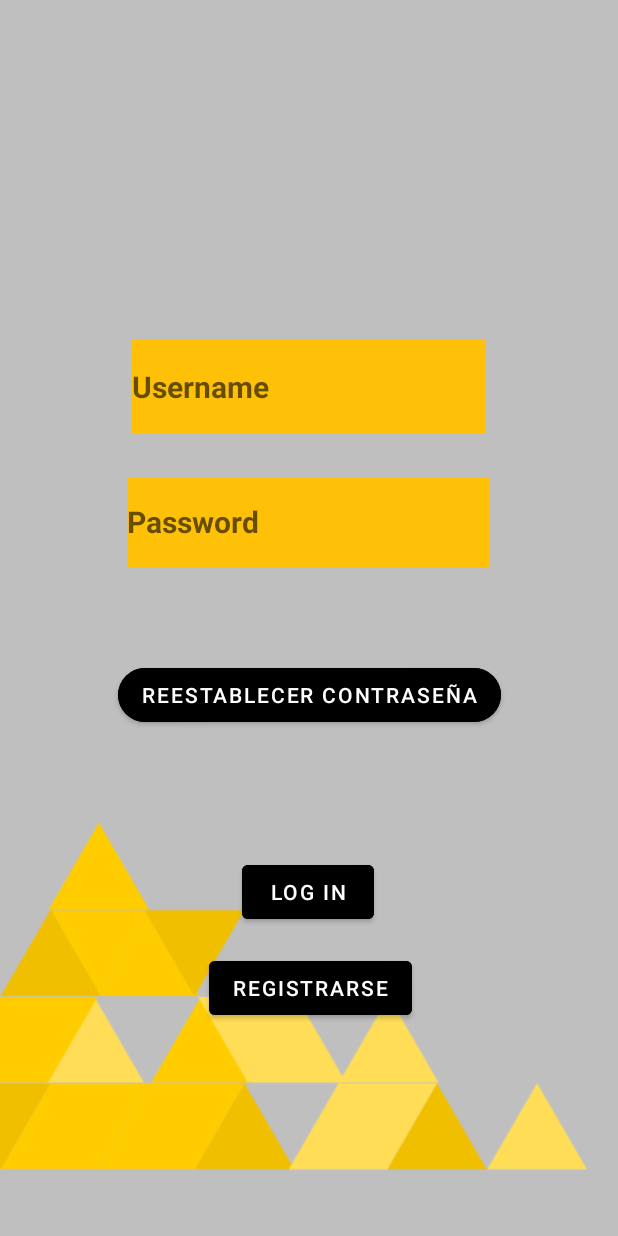
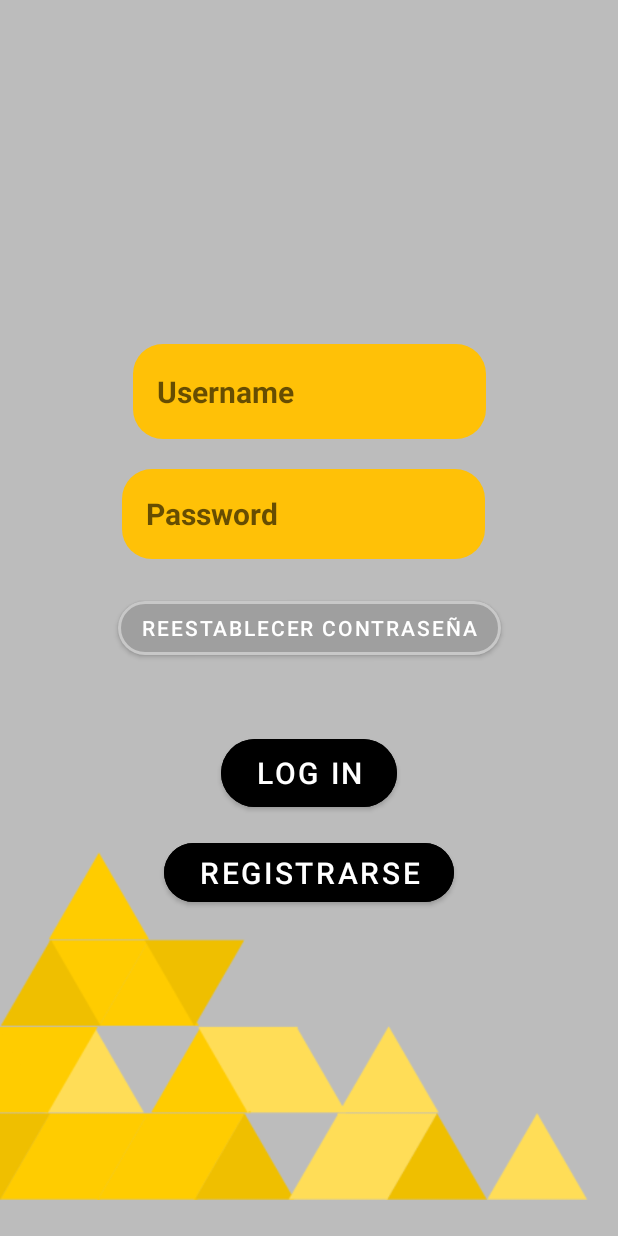
Before and after one commit to NicoBer28/2023-ProyectoFinal-Bergerman-Mombelli-Laperne-Umansky-Rakowszczyk, an Android app: the layout fragment_log_in.xml on its own in the app's theme, with its tools: preview values and no code run, on a phone screen of 412 x 824 dp. Run offline under Robolectric (Android 15) with nearby library versions, the phone set to English and light mode, and no system bars.

Commit message:
terminar diseño login y registro - 23-6

```diff
--- /dev/null
+++ b/ProyectoFinal/app/src/main/res/drawable/edittext_rounded.xml
@@ -0,0 +1,5 @@
+<?xml version="1.0" encoding="utf-8"?>
+<shape xmlns:android="http://schemas.android.com/apk/res/android">
+    <solid android:color="#FFC107" /> <!-- Set the desired background color here -->
+    <corners android:radius="20dp" /> <!-- Set the desired corner radius here -->
+</shape>
--- a/ProyectoFinal/app/src/main/res/layout/fragment_log_in.xml
+++ b/ProyectoFinal/app/src/main/res/layout/fragment_log_in.xml
@@ -5,117 +5,121 @@
     android:id="@+id/frameLayout3"
     android:layout_width="match_parent"
     android:layout_height="match_parent"
+    android:background="#BCBCBC"
     tools:context=".LogIn">
 
-    <androidx.constraintlayout.widget.ConstraintLayout
-        android:id="@+id/linearLayout"
-        android:layout_width="wrap_content"
-        android:layout_height="0dp"
-        android:background="#BFBFBF"
-        android:foregroundTint="#FFFFFF"
-        app:layout_constraintBottom_toBottomOf="parent"
-        app:layout_constraintStart_toStartOf="parent"
-        app:layout_constraintTop_toTopOf="parent">
-
-
-        <ImageView
-            android:id="@+id/imageView"
-            android:layout_width="wrap_content"
-            android:layout_height="wrap_content"
-            android:src="@drawable/dise_o_sin_t_tulo"
-            app:layout_constraintBottom_toBottomOf="parent"
-            app:layout_constraintStart_toStartOf="parent" />
 
     <Button
         android:id="@+id/restablecerContra"
         android:layout_width="wrap_content"
         android:layout_height="wrap_content"
-            android:backgroundTint="#000000"
+        android:layout_marginTop="22dp"
+        android:backgroundTint="#9F9F9F"
         android:colorAccent="#ffffff"
         android:cursorVisible="true"
         android:text="reestablecer contraseña"
         android:textColorHint="#3F51B5"
         app:cornerRadius="@android:dimen/app_icon_size"
+        app:layout_constraintEnd_toEndOf="parent"
+        app:layout_constraintStart_toStartOf="parent"
+        app:layout_constraintTop_toBottomOf="@+id/password"
+        app:strokeColor="#C8C8C8"
+        app:strokeWidth="3px" />
+
+    <ImageView
+        android:id="@+id/imageView"
+        android:layout_width="0dp"
+        android:layout_height="0dp"
+        android:src="@drawable/dise_o_sin_t_tulo"
         app:layout_constraintBottom_toBottomOf="parent"
         app:layout_constraintEnd_toEndOf="parent"
+        app:layout_constraintHorizontal_bias="0.0"
         app:layout_constraintStart_toStartOf="parent"
-            app:layout_constraintTop_toTopOf="parent"
-            app:layout_constraintVertical_bias="0.566"
-            app:strokeColor="#FFFFFF" />
+        app:layout_constraintTop_toTopOf="@+id/guideline2"
+        app:layout_constraintVertical_bias="1.0" />
 
     <Button
         android:id="@+id/btnRegister2"
-            android:layout_width="wrap_content"
-            android:layout_height="wrap_content"
+        android:layout_width="193dp"
+        android:layout_height="51dp"
+        android:layout_marginTop="12dp"
         android:backgroundTint="#000000"
         android:colorAccent="#ffffff"
         android:text="REGISTRARSE"
-            app:layout_constraintBottom_toBottomOf="parent"
+        android:textSize="20sp"
+        app:cornerRadius="40px"
         app:layout_constraintEnd_toEndOf="parent"
-            app:layout_constraintHorizontal_bias="0.503"
         app:layout_constraintStart_toStartOf="parent"
-            app:layout_constraintTop_toTopOf="parent"
-            app:layout_constraintVertical_bias="0.818"
+        app:layout_constraintTop_toBottomOf="@+id/btnLogin"
         app:strokeColor="#000000" />
-
-        <Button
-            android:id="@+id/btnLogin"
-            android:layout_width="wrap_content"
-            android:layout_height="wrap_content"
-            android:backgroundTint="#000000"
-            android:text="LOG IN"
-            app:layout_constraintBottom_toTopOf="@+id/btnRegister2"
-            app:layout_constraintEnd_toEndOf="parent"
-            app:layout_constraintHorizontal_bias="0.498"
-            app:layout_constraintStart_toStartOf="parent"
-            app:layout_constraintTop_toBottomOf="@+id/restablecerContra"
-            app:layout_constraintVertical_bias="0.842"
-            app:strokeColor="#FFFFFF" />
 
     <EditText
         android:id="@+id/username"
         android:layout_width="235dp"
         android:layout_height="63dp"
-            android:background="#FFC107"
+        android:layout_marginTop="20dp"
+        android:background="@drawable/edittext_rounded"
         android:backgroundTint="#000000"
         android:backgroundTintMode="add"
         android:ems="10"
         android:hint="Username"
         android:inputType="textPersonName"
         android:minHeight="48dp"
+        android:paddingStart="16dp"
         android:textAllCaps="false"
         android:textSize="20sp"
         android:textStyle="bold"
-            app:layout_constraintBottom_toBottomOf="parent"
         app:layout_constraintEnd_toEndOf="parent"
-            app:layout_constraintHorizontal_bias="0.497"
         app:layout_constraintStart_toStartOf="parent"
-            app:layout_constraintTop_toTopOf="parent"
-            app:layout_constraintVertical_bias="0.297" />
+        app:layout_constraintTop_toTopOf="@+id/guideline4" />
 
     <EditText
         android:id="@+id/password"
         android:layout_width="242dp"
         android:layout_height="60dp"
-            android:background="#FFC107"
+        android:layout_marginTop="20dp"
+        android:background="@drawable/edittext_rounded"
         android:backgroundTint="#000000"
         android:backgroundTintMode="add"
         android:drawableTint="#000000"
         android:ems="10"
         android:hint="Password"
         android:inputType="textPassword"
+        android:paddingStart="16dp"
         android:textColor="#000000"
         android:textSize="20sp"
         android:textStyle="bold"
-            app:layout_constraintBottom_toTopOf="@+id/btnLogin"
         app:layout_constraintEnd_toEndOf="parent"
-            app:layout_constraintHorizontal_bias="0.497"
+        app:layout_constraintHorizontal_bias="0.479"
         app:layout_constraintStart_toStartOf="parent"
-            app:layout_constraintTop_toBottomOf="@+id/username"
-            app:layout_constraintVertical_bias="0.129" />
+        app:layout_constraintTop_toBottomOf="@+id/username" />
 
-        <!--  res/drawable/rounded_edittext.xml -->
+    <Button
+        android:id="@+id/btnLogin"
+        android:layout_width="117dp"
+        android:layout_height="57dp"
+        android:layout_marginTop="44dp"
+        android:backgroundTint="#000000"
+        android:text="LOG IN"
+        android:textSize="20sp"
+        app:cornerRadius="40px"
+        app:layout_constraintEnd_toEndOf="parent"
+        app:layout_constraintStart_toStartOf="parent"
+        app:layout_constraintTop_toBottomOf="@+id/restablecerContra"
+        app:strokeColor="#FFFFFF" />
+
+    <androidx.constraintlayout.widget.Guideline
+        android:id="@+id/guideline2"
+        android:layout_width="wrap_content"
+        android:layout_height="wrap_content"
+        android:orientation="horizontal"
+        app:layout_constraintGuide_percent="0.44186047" />
+
+    <androidx.constraintlayout.widget.Guideline
+        android:id="@+id/guideline4"
+        android:layout_width="wrap_content"
+        android:layout_height="wrap_content"
+        android:orientation="horizontal"
+        app:layout_constraintGuide_percent="0.25444597" />
 
 </androidx.constraintlayout.widget.ConstraintLayout>
-
-</androidx.constraintlayout.widget.ConstraintLayout>
--- a/ProyectoFinal/app/src/main/res/values/themes.xml
+++ b/ProyectoFinal/app/src/main/res/values/themes.xml
@@ -11,6 +11,7 @@
         <item name="colorOnSecondary">@color/black</item>
         <!-- Status bar color. -->
         <item name="android:statusBarColor">?attr/colorPrimaryVariant</item>
+        <item name="windowNoTitle">true</item>
         <!-- Customize your theme here. -->
     </style>
 </resources>
```
Also changed, not shown: ProyectoFinal/app/src/main/res/layout/fragment_register_fragment.xml (+105 -112 lines). Lines whose indentation alone changed are shown as unchanged.
